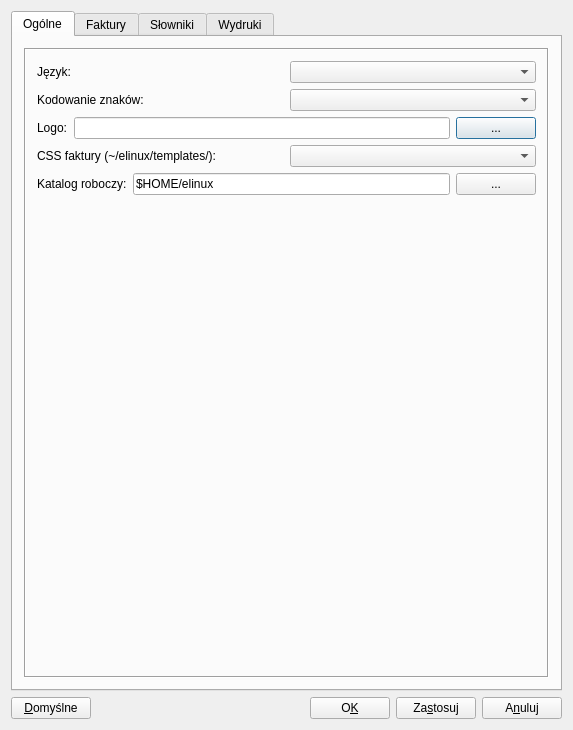
Old version of the form qfaktury/ui/SettingsDialog.ui in the repository tkQCompany/qcompany.
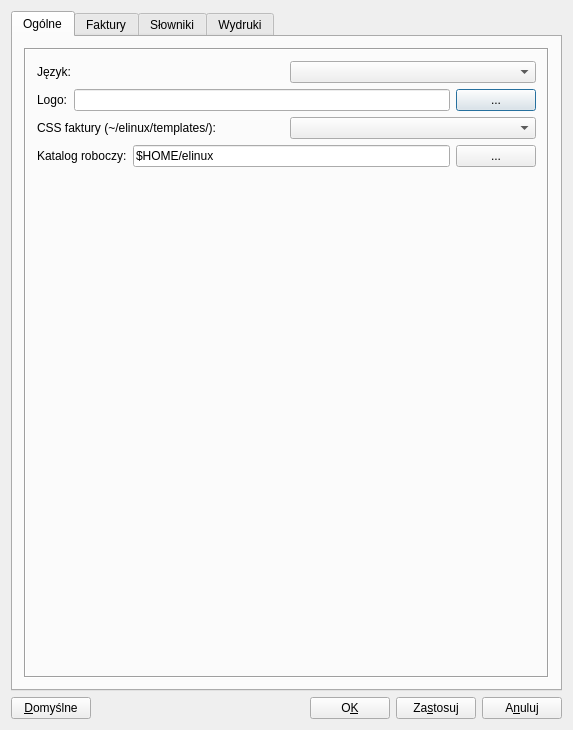
New version of the form. The open tabs and pages were chosen to show the change.

Commit message: - Removed encoding settings in SettingsDialog because now we assume that the application works only in UTF-8 (which handles all world languages) - Removed parts of code related to the above point

```diff
--- a/qfaktury/ui/SettingsDialog.ui
+++ b/qfaktury/ui/SettingsDialog.ui
@@ -56,23 +56,6 @@
             </item>
            </layout>
           </item>
-          <item>
-           <layout class="QHBoxLayout" name="_4">
-            <item>
-             <widget class="QLabel" name="labelEncoding">
-              <property name="text">
-               <string>Kodowanie znaków:</string>
-              </property>
-              <property name="wordWrap">
-               <bool>false</bool>
-              </property>
-             </widget>
-            </item>
-            <item>
-             <widget class="QComboBox" name="comboBoxEncoding"/>
-            </item>
-           </layout>
-          </item>
           <item>
            <layout class="QHBoxLayout" name="_5">
             <item>
```
Left out of the diff: 6 changed lines with no effect on the pictures. The commit also changes 2 other files.
